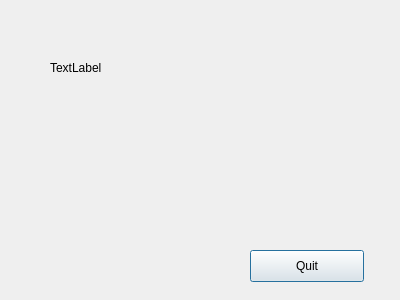
Above: push_gui/ui/exit_notice_dialog.ui from INCF/one_click before the change. Below: the same form after it.
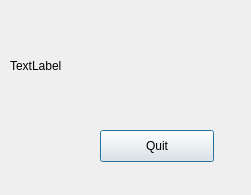
That is the form after the change.

```diff
--- a/push_gui/ui/exit_notice_dialog.ui
+++ b/push_gui/ui/exit_notice_dialog.ui
@@ -6,8 +6,8 @@
    <rect>
     <x>0</x>
     <y>0</y>
-    <width>400</width>
-    <height>300</height>
+    <width>251</width>
+    <height>195</height>
    </rect>
   </property>
   <property name="windowTitle">
@@ -16,8 +16,8 @@
   <widget class="QPushButton" name="quit_button">
    <property name="geometry">
     <rect>
-     <x>250</x>
-     <y>250</y>
+     <x>100</x>
+     <y>130</y>
      <width>114</width>
      <height>32</height>
     </rect>
@@ -29,15 +29,18 @@
   <widget class="QLabel" name="label">
    <property name="geometry">
     <rect>
-     <x>50</x>
-     <y>60</y>
-     <width>62</width>
-     <height>16</height>
+     <x>10</x>
+     <y>20</y>
+     <width>211</width>
+     <height>91</height>
     </rect>
    </property>
    <property name="text">
     <string>TextLabel</string>
    </property>
+   <property name="wordWrap">
+    <bool>true</bool>
+   </property>
   </widget>
  </widget>
  <resources/>
```
